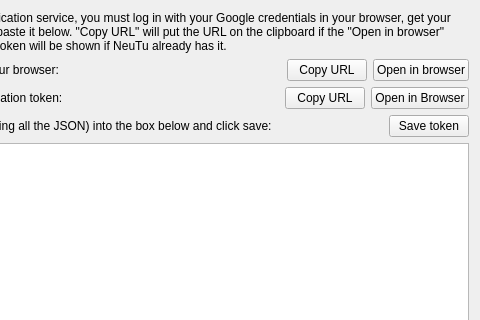
This is neurolabi/gui/flyem/auth/flyemauthtokendialog.ui in janelia-flyem/NeuTu as Qt 5 draws it before an edit; both pictures show x 152 to 632 and y 0 to 320 of the 632 by 416 pixel window. The edited form follows.
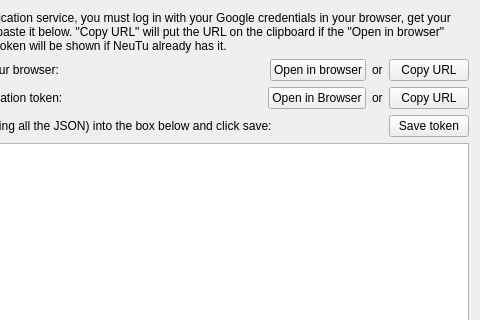
This is the edited form.

Commit message: tweaked UI for auth dialog

The edit to the form file:
```diff
--- a/neurolabi/gui/flyem/auth/flyemauthtokendialog.ui
+++ b/neurolabi/gui/flyem/auth/flyemauthtokendialog.ui
@@ -46,16 +46,6 @@
        </property>
       </spacer>
      </item>
-     <item>
-      <widget class="QPushButton" name="copyLoginURLButton">
-       <property name="text">
-        <string>Copy URL</string>
-       </property>
-       <property name="autoDefault">
-        <bool>false</bool>
-       </property>
-      </widget>
-     </item>
      <item>
       <widget class="QPushButton" name="openLoginButton">
        <property name="text">
@@ -66,6 +56,23 @@
        </property>
       </widget>
      </item>
+     <item>
+      <widget class="QLabel" name="label_5">
+       <property name="text">
+        <string>or</string>
+       </property>
+      </widget>
+     </item>
+     <item>
+      <widget class="QPushButton" name="copyLoginURLButton">
+       <property name="text">
+        <string>Copy URL</string>
+       </property>
+       <property name="autoDefault">
+        <bool>false</bool>
+       </property>
+      </widget>
+     </item>
     </layout>
    </item>
    <item>
@@ -90,16 +97,6 @@
        </property>
       </spacer>
      </item>
-     <item>
-      <widget class="QPushButton" name="copyTokenUrlButton">
-       <property name="text">
-        <string>Copy URL</string>
-       </property>
-       <property name="autoDefault">
-        <bool>false</bool>
-       </property>
-      </widget>
-     </item>
      <item>
       <widget class="QPushButton" name="openTokenButton">
        <property name="text">
@@ -110,6 +107,23 @@
        </property>
       </widget>
      </item>
+     <item>
+      <widget class="QLabel" name="label_6">
+       <property name="text">
+        <string>or</string>
+       </property>
+      </widget>
+     </item>
+     <item>
+      <widget class="QPushButton" name="copyTokenUrlButton">
+       <property name="text">
+        <string>Copy URL</string>
+       </property>
+       <property name="autoDefault">
+        <bool>false</bool>
+       </property>
+      </widget>
+     </item>
     </layout>
    </item>
    <item>
```
